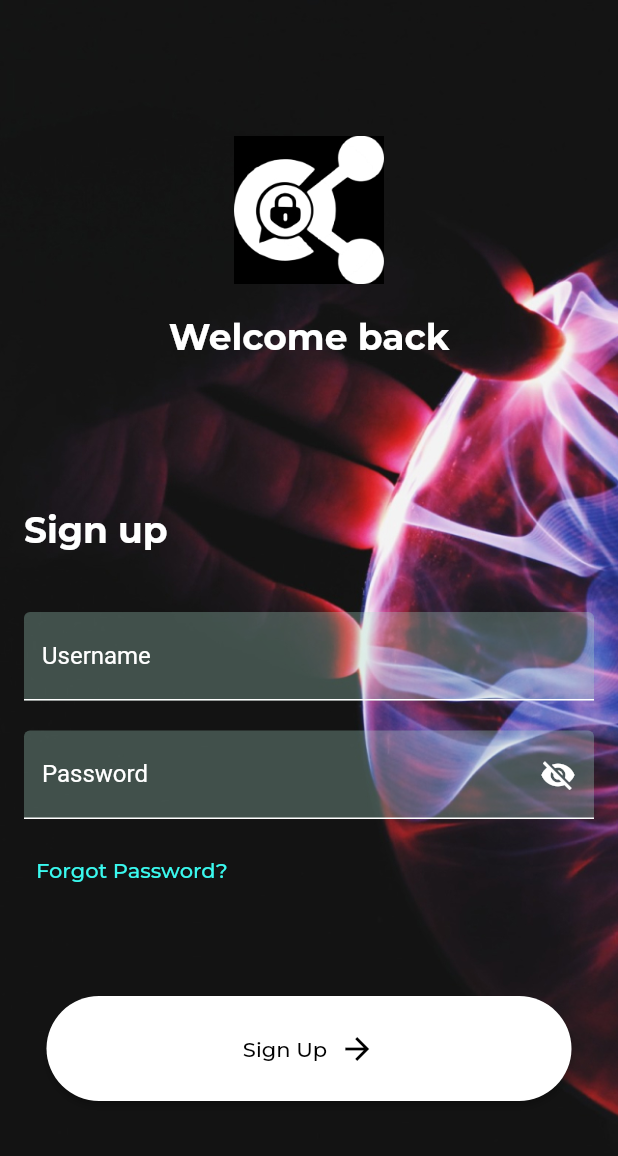
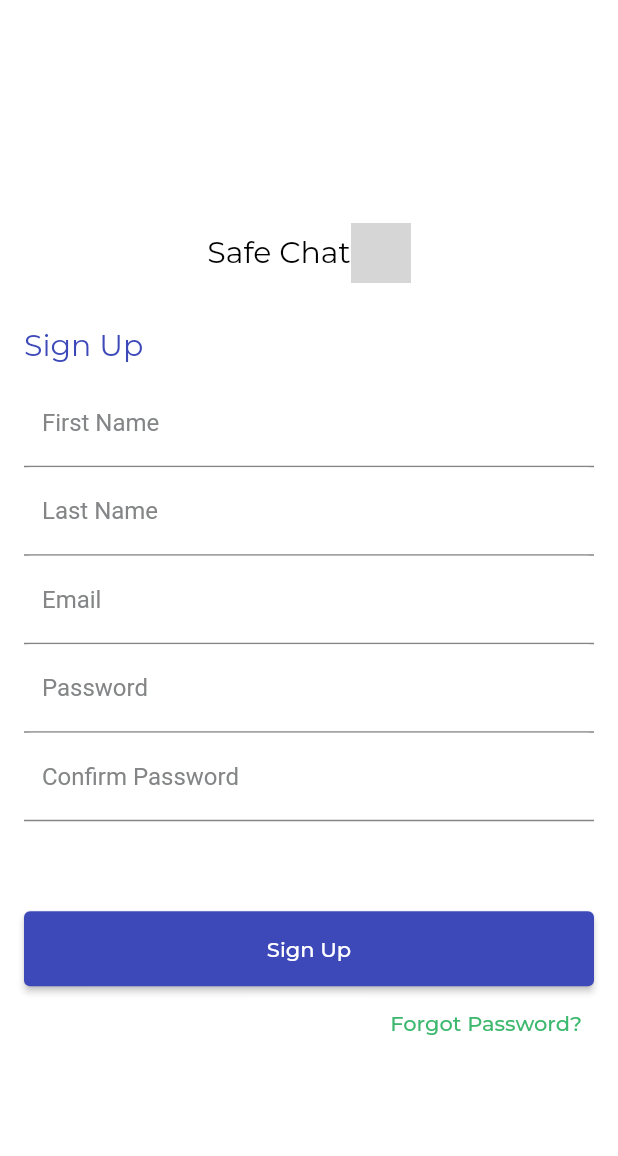
Before and after one commit to OkoroaforKelechiDivine/convas-mobile, a Flutter app: the SignUpScreen screen opened by its route, on a phone screen of 412 x 824 dp. Shown: the top 1156 px of the screen. Run offline on Flutter 3.47's test engine with Material 2 defaults, Android fonts, the phone set to English and light mode, and no system bars; our stand-ins replace get, google_fonts; grey boxes are pictures that could not be loaded.

Commit message:
done with create page, login, splash and added dio dependency

```diff
--- a/lib/app.dart
+++ b/lib/app.dart
@@ -2,6 +2,8 @@ import 'package:flutter/material.dart';
 import 'package:get/get_navigation/src/root/get_material_app.dart';
 import 'package:get/get_navigation/src/routes/transitions_type.dart';
 import 'package:safe_chat/screens/home/home.dart';
+import 'package:safe_chat/screens/info/info1_screen.dart';
+import 'package:safe_chat/screens/info/info2_screen.dart';
 import 'package:safe_chat/screens/login/set_login.dart';
 import 'package:safe_chat/screens/signup/sign_up.dart';
 import 'package:safe_chat/screens/splash/splash_screen.dart';
@@ -22,6 +24,8 @@ class MyApp extends StatelessWidget {
       home: const SplashScreen(),
       routes: {
         "/home": (context) => const HomeScreen(),
+        "/info1": (context) => const InfoOneScreen(),
+        "/info2": (context) => const InfoTwoScreen(),
         "/login": (context) => const LoginScreen(),
         "/sign_up": (context) => const SignUpScreen(),
       },
--- a/lib/controllers/splash/splash_controller.dart
+++ b/lib/controllers/splash/splash_controller.dart
@@ -7,7 +7,7 @@ class SplashController extends GetxController {
   void onInit() {
     super.onInit();
     Timer(const Duration(milliseconds: 10000), () {
-      Get.offNamed("/home");
+      Get.offNamed("/info1");
     });
   }
 }
--- a/lib/screens/signup/sign_up.dart
+++ b/lib/screens/signup/sign_up.dart
@@ -1,10 +1,10 @@
 import 'package:flutter/material.dart';
+import 'package:safe_chat/appConfig/manager/theme_manager.dart';
 
 import '../../appConfig/manager/font_manager.dart';
-import '../../appConfig/manager/theme_manager.dart';
 
 class SignUpScreen extends StatefulWidget {
-  const SignUpScreen({super.key});
+  const SignUpScreen({Key? key}) : super(key: key);
 
   @override
   _SignUpScreenState createState() => _SignUpScreenState();
@@ -13,148 +13,116 @@ class SignUpScreen extends StatefulWidget {
 class _SignUpScreenState extends State<SignUpScreen> {
   bool _isPasswordVisible = false;
 
+  // Controllers for the text fields
+  final TextEditingController _confirmPassword = TextEditingController();
+  final TextEditingController _passwordController = TextEditingController();
+  final TextEditingController _firstNameController = TextEditingController();
+  final TextEditingController _lastNameController = TextEditingController();
+  final TextEditingController _emailController = TextEditingController();
+
   @override
   Widget build(BuildContext context) {
     return Scaffold(
-      body: Stack(
-        children: [
-          Image.asset(
-            'assets/jpg/background_image.jpg',
-            fit: BoxFit.cover,
-            width: double.infinity,
-            height: double.infinity,
-          ),
-          Center(
+      body: Center(
         child: Padding(
           padding: const EdgeInsets.all(16),
           child: SingleChildScrollView(
             child: Column(
               mainAxisAlignment: MainAxisAlignment.center,
+              crossAxisAlignment: CrossAxisAlignment.center,
               children: <Widget>[
-                    _buildLogoImage(),
-                    const SizedBox(height: 20),
-                    _buildWelcomeText(),
-                    const SizedBox(height: 100),
+                const SizedBox(height: 30),
+                _buildSafeChatLogo(),
+                const SizedBox(height: 30),
                 Align(
                   alignment: Alignment.centerLeft,
                   child: Text(
-                        'Sign up',
+                    'Sign Up',
                     style: TextStyle(
-                          fontSize: AppFontSize.s24,
-                          color: AppColors.white,
-                          fontWeight: AppFontWeight.bold,
+                      fontSize: AppFontSize.s20,
+                      color: AppColors.activeButton,
                     ),
                   ),
                 ),
-                    const SizedBox(height: 40),
-                    _buildUsernameField(),
-                    const SizedBox(height: 20),
-                    _buildPasswordField(),
                 const SizedBox(height: 10),
-                    Align(
-                      alignment: Alignment.centerLeft,
-                      child: _buildForgotPasswordText(),
+                _buildInputField(
+                  label: 'First Name',
+                  controller: _firstNameController,
+                ),
+                _buildInputField(
+                  label: 'Last Name',
+                  controller: _lastNameController,
+                ),
+                _buildInputField(
+                  label: 'Email',
+                  controller: _emailController,
+                ),
+                _buildInputField(
+                  label: 'Password',
+                  controller: _passwordController,
+                  isPassword: true,
+                ),
+                _buildInputField(
+                  label: 'Confirm Password',
+                  controller: _confirmPassword,
+                  isPassword: true,
                 ),
                 const SizedBox(height: 60),
-                    _buildLoginButton(context),
-                  ],
-                ),
-              ),
-            ),
+                _buildSignUpButton(context),
+                Align(
+                  alignment: Alignment.centerRight,
+                  child: _buildForgotPasswordText(),
                 ),
               ],
             ),
-    );
-  }
-
-  Widget _buildLogoImage() {
-    return Image.asset(
-      'assets/jpg/safeChatLogo.jpg',
-      width: 100,
-      height: 100,
-    );
-  }
-
-  Widget _buildWelcomeText() {
-    return Text(
-      'Welcome back',
-      style: TextStyle(
-        fontSize: AppFontSize.s24,
-        fontWeight: AppFontWeight.bold,
-        color: AppColors.white,
-      ),
-    );
-  }
-
-  Widget _buildUsernameField() {
-    return TextFormField(
-      style: TextStyle(color: AppColors.white),
-      decoration: InputDecoration(
-        labelText: 'Username',
-        labelStyle: TextStyle(color: AppColors.white),
-        enabledBorder: UnderlineInputBorder(
-          borderSide: BorderSide(color: AppColors.white),
-        ),
-        focusedBorder: UnderlineInputBorder(
-          borderSide: BorderSide(color: AppColors.white),
-        ),
-      ),
-    );
-  }
-
-  Widget _buildPasswordField() {
-    return TextField(
-      style: TextStyle(color: AppColors.white),
-      obscureText: !_isPasswordVisible,
-      decoration: InputDecoration(
-        labelText: 'Password',
-        labelStyle: TextStyle(color: AppColors.white),
-        enabledBorder: UnderlineInputBorder(
-          borderSide: BorderSide(color: AppColors.white),
-        ),
-        focusedBorder: UnderlineInputBorder(
-          borderSide: BorderSide(color: AppColors.white),
-        ),
-        suffixIcon: IconButton(
-          onPressed: () {
-            setState(() {
-              _isPasswordVisible = !_isPasswordVisible;
-            });
-          },
-          icon: Icon(
-            _isPasswordVisible ? Icons.visibility : Icons.visibility_off,
-            color: AppColors.white,
           ),
         ),
       ),
     );
   }
 
-  Widget _buildLoginButton(BuildContext context) {
+  Widget _buildSafeChatLogo() {
+    return Row(
+      mainAxisAlignment: MainAxisAlignment.center,
+      children: [
+        const Text(
+          'Safe Chat',
+          style: TextStyle(fontSize: AppFontSize.s20),
+        ),
+        Image.asset(
+          'assets/jpg/safeChatWhiteLogo.jpg',
+          height: 40,
+        ),
+      ],
+    );
+  }
+
+  Widget _buildInputField({
+    required String label,
+    required TextEditingController controller,
+    bool isPassword = false,
+  }) {
+    return TextFormField(
+      controller: controller,
+      style: TextStyle(color: AppColors.blackColor),
+      obscureText: isPassword,
+      decoration: InputDecoration(
+        labelText: label,
+        labelStyle: TextStyle(color: AppColors.grey),
+        enabledBorder: UnderlineInputBorder(
+          borderSide: BorderSide(color: AppColors.grey),
+        ),
+        focusedBorder: UnderlineInputBorder(
+          borderSide: BorderSide(color: AppColors.grey),
+        ),
+      ),
+    );
+  }
+
+  Widget _buildSignUpButton(BuildContext context) {
     return ElevatedButton(
       onPressed: () {},
-      style: ElevatedButton.styleFrom(
-        shape: RoundedRectangleBorder(
-          borderRadius: BorderRadius.circular(40),
-        ),
-        backgroundColor: AppColors.white,
-      ),
-      child: Row(
-        mainAxisAlignment: MainAxisAlignment.center,
-        children: [
-          Text(
-            'Sign Up',
-            style: TextStyle(
-              color: AppColors.blackColor,
-            ),
-          ),
-          const SizedBox(width: 8),
-          Icon(
-            Icons.arrow_forward,
-            color: AppColors.blackColor,
-          ),
-        ],
-      ),
+      child: const Text('Sign Up'),
     );
   }
 
@@ -164,7 +132,7 @@ class _SignUpScreenState extends State<SignUpScreen> {
       child: Text(
         'Forgot Password?',
         style: TextStyle(
-          color: AppColors.borderColor,
+          color: AppColors.green,
         ),
       ),
     );
--- a/lib/screens/splash/splash_screen.dart
+++ b/lib/screens/splash/splash_screen.dart
@@ -9,7 +9,8 @@ class SplashScreen extends StatelessWidget {
   Widget _buildLogoImage() {
     return Center(
       child: Image.asset(
-        'assets/jpg/safeChatLogo.jpg',
+        'assets/jpg/safeChatWhiteLogo.jpg',
+        height: 500,
       ),
     );
   }
--- a/pubspec.yaml
+++ b/pubspec.yaml
@@ -14,6 +14,8 @@ dependencies:
   google_fonts: ^4.0.1
   get: ^4.6.5
   font_awesome_flutter:
+  dio:
+
 
 
 dev_dependencies:
```
Also changed, not shown: lib/appConfig/manager/theme_manager.dart (+17 -17 lines), lib/screens/home/home.dart (+4 -4 lines), lib/screens/login/set_login.dart (+39 -75 lines), assets/jpg/safeChatLogo.jpg (deleted), pubspec.lock. Lines whose indentation alone changed are shown as unchanged.
